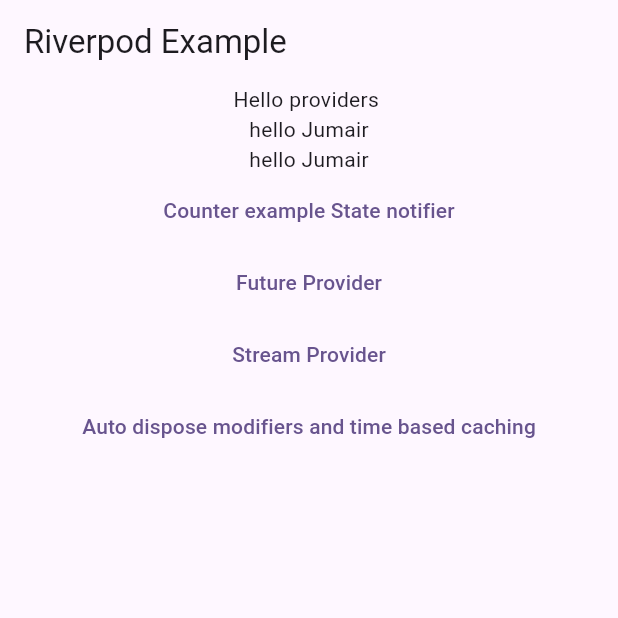
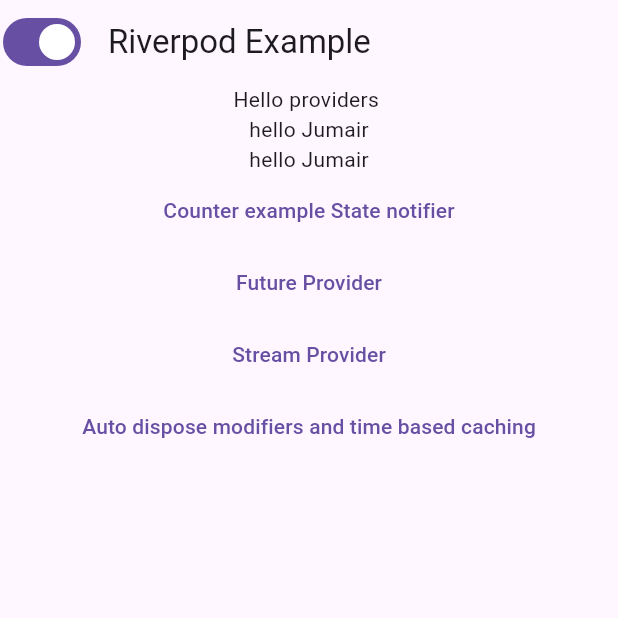
Before and after one commit to jumairahmad/riverpod_flutter_example, a Flutter app: the screen it shows after launch, on a phone screen of 412 x 824 dp, the top half of it. Run offline on Flutter 3.47's test engine with Material 3 defaults, Android fonts, the phone set to English and light mode, and no system bars; our stand-ins replace flutter_riverpod.

Commit message:
themes added

```diff
--- a/lib/main.dart
+++ b/lib/main.dart
@@ -13,37 +13,24 @@
     return "hello Jumair";
   },
 );
+
+final isLightTheme= StateProvider<bool>((ref){
+  return true;
+});
 void main() {
   runApp( const ProviderScope(child: MyApp()));
 }
 
-class MyApp extends StatelessWidget {
+class MyApp extends ConsumerWidget {
   const MyApp({super.key});
 
   // This widget is the root of your application.
   @override
-  Widget build(BuildContext context) {
+  Widget build(BuildContext context,WidgetRef ref) {
+    final islight=ref.watch(isLightTheme);
     return MaterialApp(
-      title: 'Flutter Demo',
-      theme: ThemeData(
-        // This is the theme of your application.
-        //
-        // TRY THIS: Try running your application with "flutter run". You'll see
-        // the application has a purple toolbar. Then, without quitting the app,
-        // try changing the seedColor in the colorScheme below to Colors.green
-        // and then invoke "hot reload" (save your changes or press the "hot
-        // reload" button in a Flutter-supported IDE, or press "r" if you used
-        // the command line to start the app).
-        //
-        // Notice that the counter didn't reset back to zero; the application
-        // state is not lost during the reload. To reset the state, use hot
-        // restart instead.
-        //
-        // This works for code too, not just values: Most code changes can be
-        // tested with just a hot reload.
-        colorScheme: ColorScheme.fromSeed(seedColor: Colors.deepPurple),
-        useMaterial3: true,
-      ),
+      title: 'theme',
+      theme: islight?ThemeData.light():ThemeData.dark(),
       home: const MyHomePage(),
     );
   }
@@ -55,9 +42,12 @@
   @override
   Widget build(BuildContext context, WidgetRef ref) {
     final name=ref.watch(nameprovider);
+    final themeProvider=ref.watch(isLightTheme);
     return Scaffold(
       appBar: AppBar(
         title: Text('Riverpod Example'),
+        leading: Switch(value: themeProvider,
+         onChanged: (value)=>ref.read(isLightTheme.notifier).state=value),
       ),
       body: Container(
 
```
